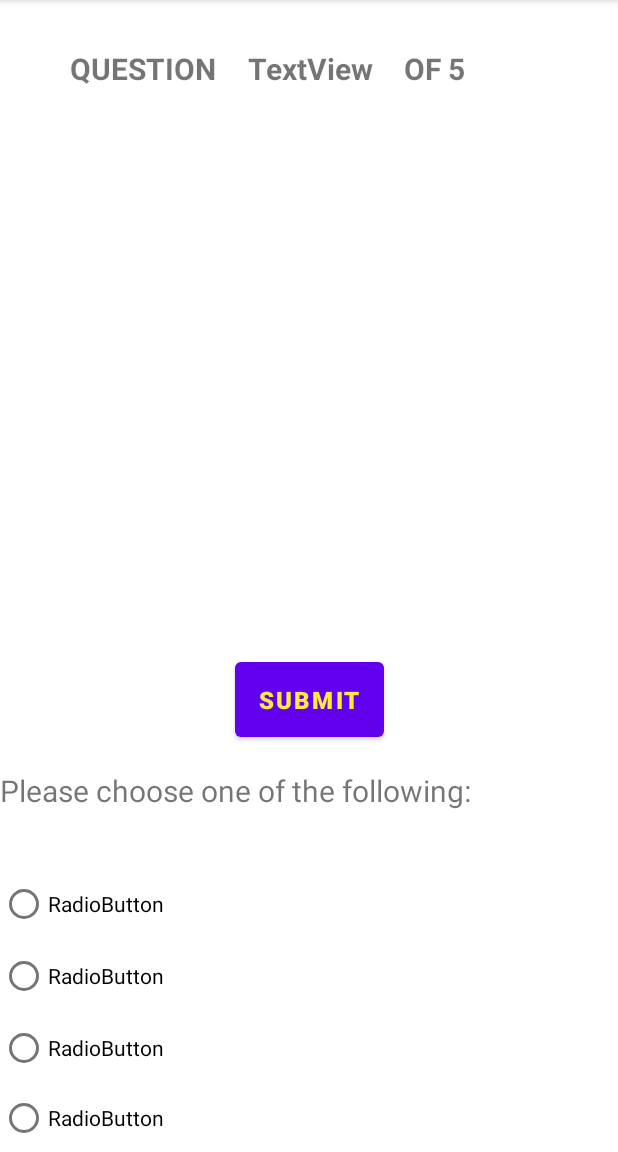
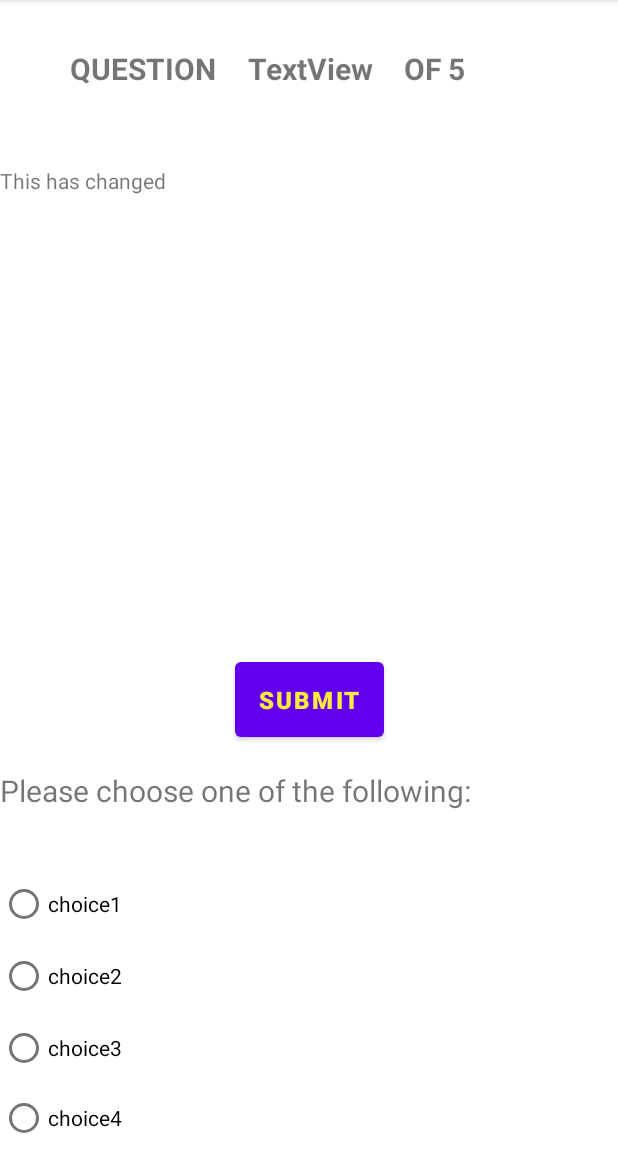
Before and after one commit to aczar09/Trivia-Game-Android, an Android app: the screen it shows after launch (MainActivity), after a tap on "WHO WANTS TO BE A MILLIONAIRE?", on a phone screen of 412 x 824 dp, the part 84-1236 px from its top. Run offline under Robolectric (Android 15) with nearby library versions, the phone set to English and light mode, and no system bars.

Commit message:
Change QuestionFragment

```diff
--- a/android-studio-project/app/src/main/java/edu/vassar/cmpu203/triviagame/view/QuestionFragment.java
+++ b/android-studio-project/app/src/main/java/edu/vassar/cmpu203/triviagame/view/QuestionFragment.java
@@ -9,6 +9,8 @@ import androidx.fragment.app.Fragment;
 import android.view.LayoutInflater;
 import android.view.View;
 import android.view.ViewGroup;
+import android.widget.RadioButton;
+import android.widget.TextView;
 
 import edu.vassar.cmpu203.triviagame.R;
 import edu.vassar.cmpu203.triviagame.databinding.FragmentQuestionBinding;
@@ -16,6 +18,9 @@ import edu.vassar.cmpu203.triviagame.databinding.FragmentQuestionBinding;
 
 public class QuestionFragment extends Fragment implements IQuestionView{
     private FragmentQuestionBinding binding;
+
+
+
     private Listener listener;
 
     public QuestionFragment(){
@@ -24,12 +29,24 @@ public class QuestionFragment extends Fragment implements IQuestionView{
 
     public QuestionFragment(Listener listener){
         this.listener = listener;
+        //questionPrompt = (TextView) getView().findViewById(R.id.questiontext);
     }
 
     @Nullable
     @Override
     public View onCreateView(@NonNull LayoutInflater inflater, @Nullable ViewGroup container, @Nullable Bundle savedInstanceState){
         this.binding = FragmentQuestionBinding.inflate(inflater);
+        //questionPrompt
+        TextView questionPrompt = this.binding.getRoot().findViewById(R.id.questiontext);
+        questionPrompt.setText("This has changed");
+        RadioButton choice1 = this.binding.getRoot().findViewById(R.id.radioButton);
+        choice1.setText("choice1");
+        RadioButton choice2 = this.binding.getRoot().findViewById(R.id.radioButton2);
+        choice2.setText("choice2");
+        RadioButton choice3 = this.binding.getRoot().findViewById(R.id.radioButton3);
+        choice3.setText("choice3");
+        RadioButton choice4 = this.binding.getRoot().findViewById(R.id.radioButton4);
+        choice4.setText("choice4");
         return this.binding.getRoot();
     }
 
```
